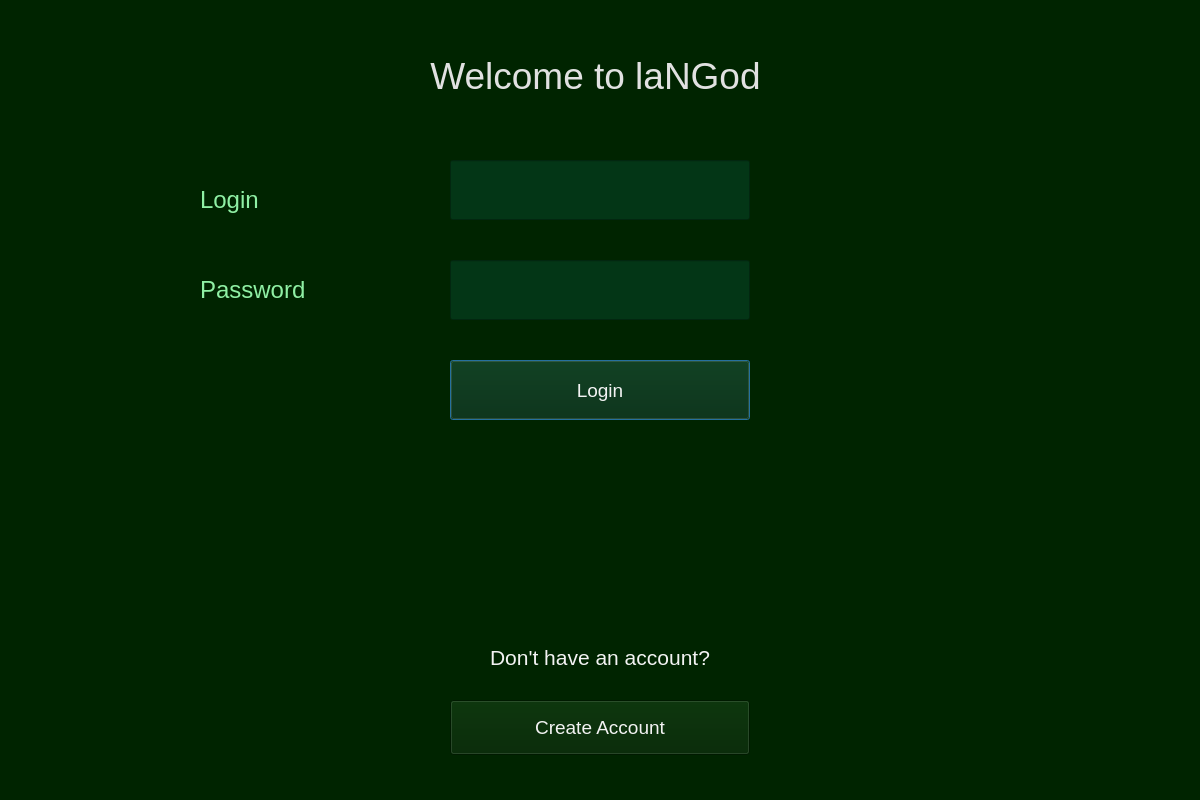
Qt form WindowsGraphics/SignInWindow.ui (Skripkon/App-for-learning-English-LANGOD) before a commit.
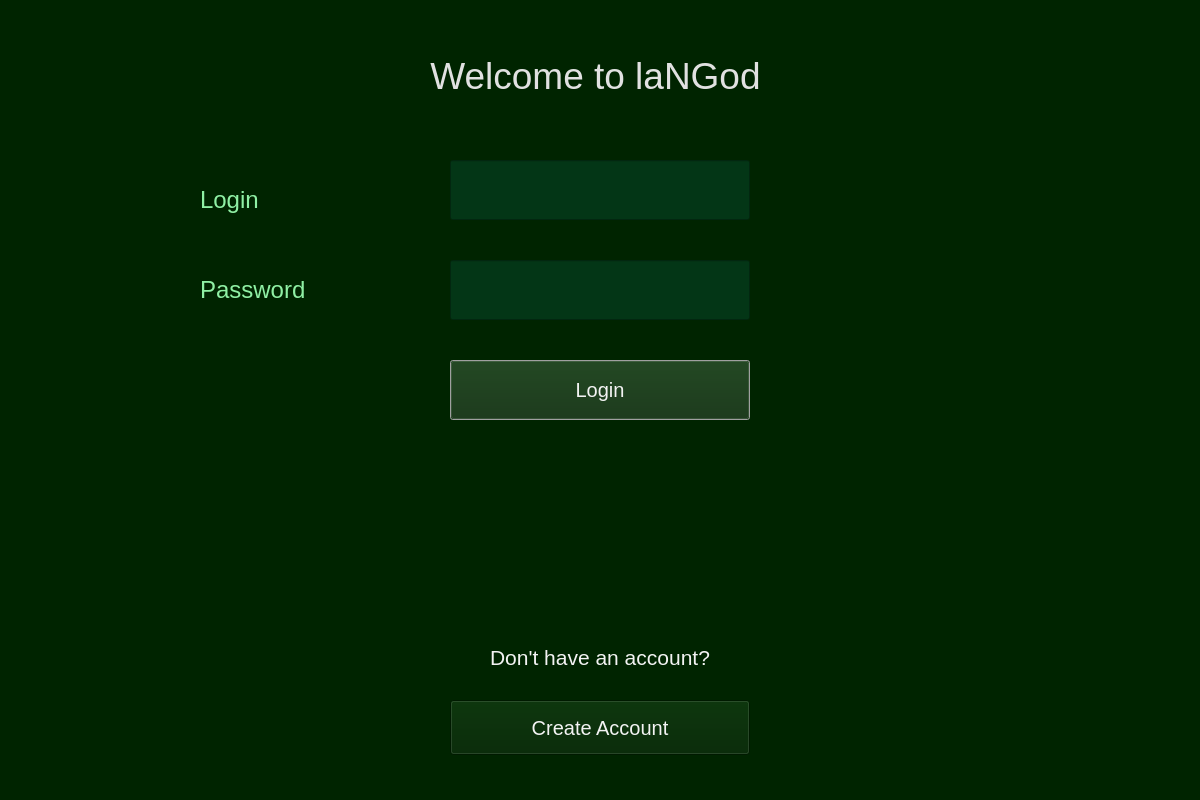
The same form after that commit.

```diff
--- a/WindowsGraphics/SignInWindow.ui
+++ b/WindowsGraphics/SignInWindow.ui
@@ -104,8 +104,9 @@
    </property>
    <property name="styleSheet">
     <string notr="true">color:rgb(255, 0, 255);
-font-size:14pt; 
+font-size:15pt; 
 color:rgb(243, 243, 243);
+selection-background-color: rgb(255, 255, 255);
 </string>
    </property>
    <property name="text">
@@ -149,8 +150,10 @@
    </property>
    <property name="styleSheet">
     <string notr="true">color:rgb(255, 0, 255);
-font-size:14pt; 
-color:rgb(243, 243, 243);</string>
+font-size:15pt; 
+color:rgb(243, 243, 243);
+selection-background-color: rgb(255, 255, 255);
+</string>
    </property>
    <property name="text">
     <string>Create Account</string>
```
